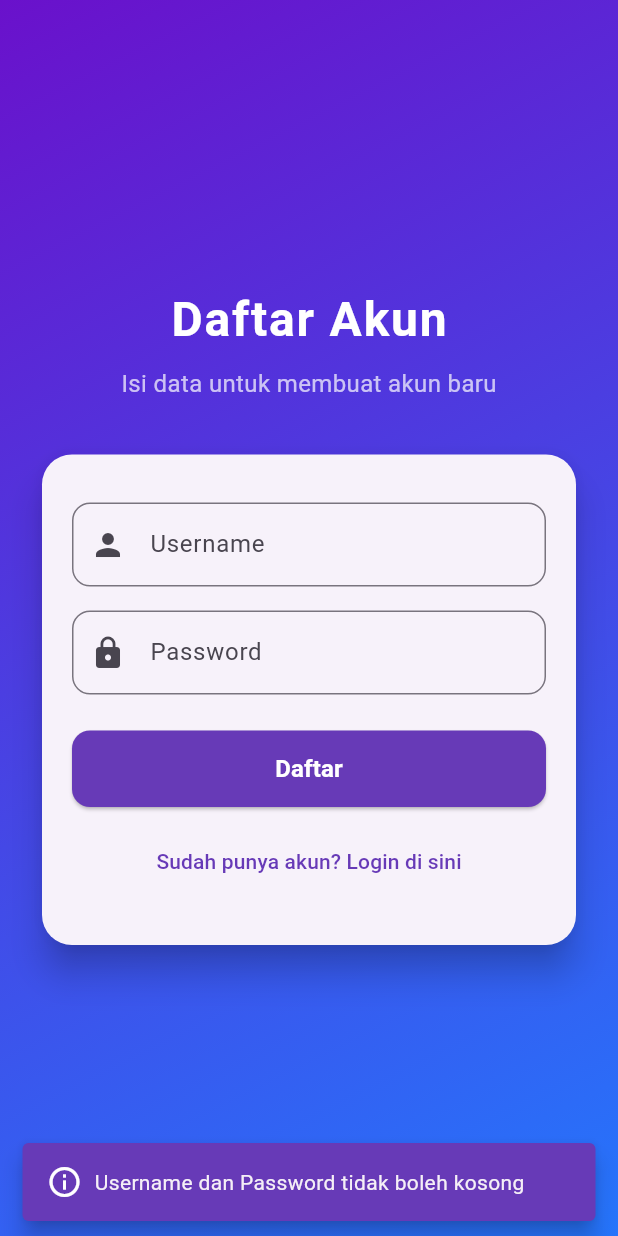
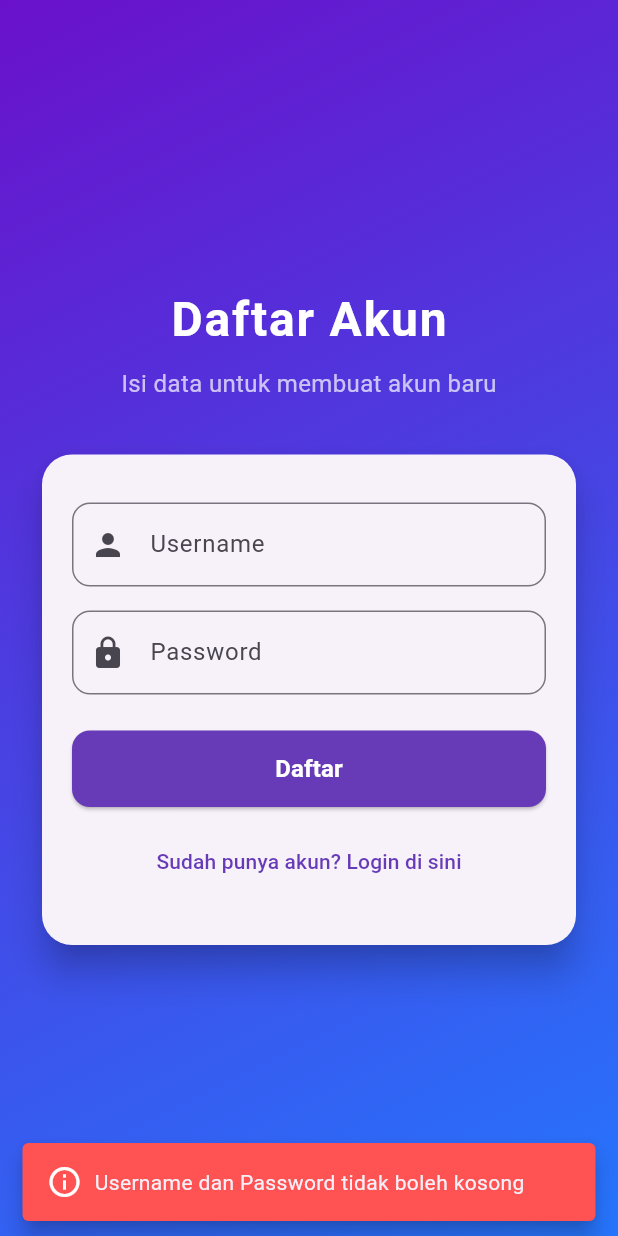
Before and after one commit to PutraSihombingdev/Quiz_Ganesha, a Flutter app: the RegisterScreen screen opened directly, after a tap on "Daftar", on a phone screen of 412 x 824 dp. Run offline on Flutter 3.47's test engine with Material 3 defaults, Android fonts, the light colour scheme and no system bars; our stand-ins replace shared_preferences, sqflite; missing offline and left inert: mobile_scanner; accounts and stored records are empty.

Commit message:
ganti warna backround pemberitahuan register dari ungu ke merah

```diff
--- a/lib/screens/register_screen.dart
+++ b/lib/screens/register_screen.dart
@@ -58,7 +58,7 @@ class _RegisterScreenState extends State<RegisterScreen> {
             Expanded(child: Text(msg)),
           ],
         ),
-        backgroundColor: Colors.deepPurple,
+        backgroundColor: Colors.redAccent,
         behavior: SnackBarBehavior.floating,
       ),
     );
```
